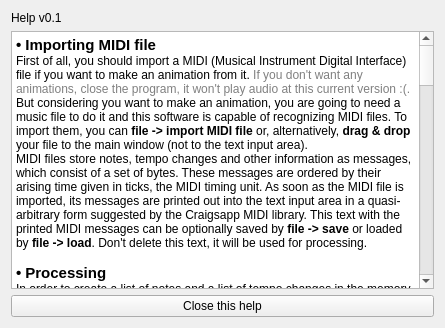
lgmventura/MusicaVisual, file ui/help.ui: the form before one commit.
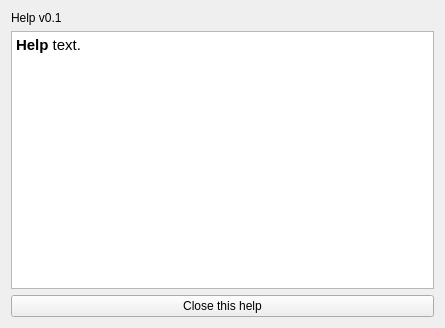
The form after the commit.

Commit message: Help file as a separated file, ui files (tracks and rendering) and their respective classes renamed. resourcelist created to list documentation and language files so these external files can be added into project and found inside the program regardless of being in the working directory (project configuration for Run). Small updates in help text, English version (now in separated file). No guarantee that this help is completely up to date.

```diff
--- a/ui/help.ui
+++ b/ui/help.ui
@@ -30,39 +30,8 @@
       <string>&lt;!DOCTYPE HTML PUBLIC &quot;-//W3C//DTD HTML 4.0//EN&quot; &quot;http://www.w3.org/TR/REC-html40/strict.dtd&quot;&gt;
 &lt;html&gt;&lt;head&gt;&lt;meta name=&quot;qrichtext&quot; content=&quot;1&quot; /&gt;&lt;style type=&quot;text/css&quot;&gt;
 p, li { white-space: pre-wrap; }
-&lt;/style&gt;&lt;/head&gt;&lt;body style=&quot; font-family:'Sans Serif'; font-size:9pt; font-weight:400; font-style:normal;&quot;&gt;
-&lt;p style=&quot; margin-top:0px; margin-bottom:0px; margin-left:0px; margin-right:0px; -qt-block-indent:0; text-indent:0px;&quot;&gt;&lt;span style=&quot; font-size:11pt; font-weight:600;&quot;&gt;• Importing MIDI file&lt;/span&gt;&lt;/p&gt;
-&lt;p style=&quot; margin-top:0px; margin-bottom:0px; margin-left:0px; margin-right:0px; -qt-block-indent:0; text-indent:0px;&quot;&gt;First of all, you should import a MIDI (Musical Instrument Digital Interface) file if you want to make an animation from it. &lt;span style=&quot; color:#808080;&quot;&gt;If you don't want any animations, close the program, it won't play audio at this current version :(.&lt;/span&gt; But considering you want to make an animation, you are going to need a music file to do it and this software is capable of recognizing MIDI files. To import them, you can &lt;span style=&quot; font-weight:600;&quot;&gt;file -&amp;gt; import MIDI&lt;/span&gt; &lt;span style=&quot; font-weight:600;&quot;&gt;file&lt;/span&gt; or, alternatively, &lt;span style=&quot; font-weight:600;&quot;&gt;drag &amp;amp; drop&lt;/span&gt; your file to the main window (not to the text input area).&lt;/p&gt;
-&lt;p style=&quot; margin-top:0px; margin-bottom:0px; margin-left:0px; margin-right:0px; -qt-block-indent:0; text-indent:0px;&quot;&gt;MIDI files store notes, tempo changes and other information as messages, which consist of a set of bytes. These messages are ordered by their arising time given in ticks, the MIDI timing unit. As soon as the MIDI file is imported, its messages are printed out into the text input area in a quasi-arbitrary form suggested by the Craigsapp MIDI library. This text with the printed MIDI messages can be optionally saved by &lt;span style=&quot; font-weight:600;&quot;&gt;file -&amp;gt; save&lt;/span&gt; or loaded by &lt;span style=&quot; font-weight:600;&quot;&gt;file -&amp;gt; load&lt;/span&gt;. Don't delete this text, it will be used for processing.&lt;/p&gt;
-&lt;p style=&quot;-qt-paragraph-type:empty; margin-top:0px; margin-bottom:0px; margin-left:0px; margin-right:0px; -qt-block-indent:0; text-indent:0px;&quot;&gt;&lt;br /&gt;&lt;/p&gt;
-&lt;p style=&quot; margin-top:0px; margin-bottom:0px; margin-left:0px; margin-right:0px; -qt-block-indent:0; text-indent:0px;&quot;&gt;&lt;span style=&quot; font-size:11pt; font-weight:600;&quot;&gt;• Processing&lt;/span&gt;&lt;/p&gt;
-&lt;p style=&quot; margin-top:0px; margin-bottom:0px; margin-left:0px; margin-right:0px; -qt-block-indent:0; text-indent:0px;&quot;&gt;In order to create a list of notes and a list of tempo changes in the memory, you can click &lt;span style=&quot; font-weight:600;&quot;&gt;process&lt;/span&gt;. It takes the text as it currently is. After processed, the data is ready to be interpreted by the animating functions.&lt;/p&gt;
-&lt;p style=&quot;-qt-paragraph-type:empty; margin-top:0px; margin-bottom:0px; margin-left:0px; margin-right:0px; -qt-block-indent:0; text-indent:0px;&quot;&gt;&lt;br /&gt;&lt;/p&gt;
-&lt;p style=&quot; margin-top:0px; margin-bottom:0px; margin-left:0px; margin-right:0px; -qt-block-indent:0; text-indent:0px;&quot;&gt;&lt;span style=&quot; font-size:11pt; font-weight:600;&quot;&gt;• Note Blocks&lt;/span&gt;&lt;/p&gt;
-&lt;p style=&quot; margin-top:0px; margin-bottom:0px; margin-left:0px; margin-right:0px; -qt-block-indent:0; text-indent:0px;&quot;&gt;To see the whole notes in the MIDI file in a single still picture, click &lt;span style=&quot; font-weight:600;&quot;&gt;note blocks&lt;/span&gt;. This is actually not so useful if you can use the &lt;span style=&quot; font-weight:600;&quot;&gt;animation&lt;/span&gt;, which is way more customizable, but can be helpful and quick to deal with some issues.&lt;/p&gt;
-&lt;p style=&quot;-qt-paragraph-type:empty; margin-top:0px; margin-bottom:0px; margin-left:0px; margin-right:0px; -qt-block-indent:0; text-indent:0px;&quot;&gt;&lt;br /&gt;&lt;/p&gt;
-&lt;p style=&quot; margin-top:0px; margin-bottom:0px; margin-left:0px; margin-right:0px; -qt-block-indent:0; text-indent:0px;&quot;&gt;&lt;span style=&quot; font-size:11pt; font-weight:600;&quot;&gt;• Animation&lt;/span&gt;&lt;/p&gt;
-&lt;p style=&quot; margin-top:0px; margin-bottom:0px; margin-left:0px; margin-right:0px; -qt-block-indent:0; text-indent:0px;&quot;&gt;The most expected button can be clicked as soon as the imported MIDI file is processed. Two new windows are open: the &lt;span style=&quot; font-style:italic;&quot;&gt;animation view&lt;/span&gt; and the &lt;span style=&quot; font-style:italic;&quot;&gt;animation controllers&lt;/span&gt;. The first one is your &lt;span style=&quot; font-weight:600;&quot;&gt;visual music&lt;/span&gt;, the animation. The second one is a set of controllers to zoom in/out, go backward/forward, to play and to record videos. If you wish to &lt;span style=&quot; font-weight:600;&quot;&gt;record a video&lt;/span&gt;, a valid file name has to be set on the video output input on the main window before you open the animation. If it is already open, you have to close it and re-open. At this version, you shall manually type .avi at the end of the file name. Some other extensions should also work, according to FFMPEG. After opening the animation windows with a video output file name, you can go and back, play and zoom like you want. When you press the button &lt;span style=&quot; font-weight:600;&quot;&gt;video rec&lt;/span&gt;, &lt;span style=&quot; font-weight:600; font-style:italic;&quot;&gt;every rendered frame&lt;/span&gt; will be written to the video, even if you are going back and forth. So the most reasonable would be just hitting play &amp;quot;&amp;gt;&amp;quot; after pressing video rec.&lt;/p&gt;
-&lt;p style=&quot;-qt-paragraph-type:empty; margin-top:0px; margin-bottom:0px; margin-left:0px; margin-right:0px; -qt-block-indent:0; text-indent:0px;&quot;&gt;&lt;br /&gt;&lt;/p&gt;
-&lt;p style=&quot; margin-top:0px; margin-bottom:0px; margin-left:0px; margin-right:0px; -qt-block-indent:0; text-indent:0px;&quot;&gt;&lt;span style=&quot; font-size:11pt; font-weight:600;&quot;&gt;• Resolution and frames per second&lt;/span&gt;&lt;/p&gt;
-&lt;p style=&quot; margin-top:0px; margin-bottom:0px; margin-left:0px; margin-right:0px; -qt-block-indent:0; text-indent:0px;&quot;&gt;You can choose the rendering resolution and fps of your animation, what will also be the size and fps of the output video. After an adjustment, you have to close and re-open the animation windows.&lt;/p&gt;
-&lt;p style=&quot;-qt-paragraph-type:empty; margin-top:0px; margin-bottom:0px; margin-left:0px; margin-right:0px; -qt-block-indent:0; text-indent:0px;&quot;&gt;&lt;br /&gt;&lt;/p&gt;
-&lt;p style=&quot; margin-top:0px; margin-bottom:0px; margin-left:0px; margin-right:0px; -qt-block-indent:0; text-indent:0px;&quot;&gt;&lt;span style=&quot; font-size:11pt; font-weight:600;&quot;&gt;• Tracks properties&lt;/span&gt;&lt;/p&gt;
-&lt;p style=&quot; margin-top:0px; margin-bottom:0px; margin-left:0px; margin-right:0px; -qt-block-indent:0; text-indent:0px;&quot;&gt;MIDI Tracks: MIDI files can be either type 0 or type 1 or type 2. Almost all of them are either type 1 or type 2 nowadays. The type 0 files retain all information merged into a single track while the type 1 and 2 files can have separated tracks. In type 2 files, the tracks are independent from each other, what is actually not relevant here. This version of the software is able to deal well with type 1 and 2 MIDI files. Usually each track is an instrument or, in case of piano, for instance, there can be one track for the right hand and another for the left hand. Actually the tracks can be set up at will when writting music to MIDI files. A MIDI file can contain up to 128 tracks (= 2^7) but just 16 (= 2^4) channels. Each track can represent a different instrument, but in order to play the music with a synthesizer or to communicate with other MIDI devices, the unique dividers are the channels, waht means that you can have an output of just 16. This software could operate with all the possible tracks, since it does not depend on the channels, but at this version, it only takes the 16 first tracks. So if you want to make animations with more than 16 different tracks, I suggest you to render separated videos and merge then later, using Blender, for example.&lt;/p&gt;
-&lt;p style=&quot;-qt-paragraph-type:empty; margin-top:0px; margin-bottom:0px; margin-left:0px; margin-right:0px; -qt-block-indent:0; text-indent:0px;&quot;&gt;&lt;br /&gt;&lt;/p&gt;
-&lt;p style=&quot; margin-top:0px; margin-bottom:0px; margin-left:0px; margin-right:0px; -qt-block-indent:0; text-indent:0px;&quot;&gt;Tracks properties: if you go &lt;span style=&quot; font-weight:600;&quot;&gt;edit -&amp;gt; tracks&lt;/span&gt;, a dock widget (dockable window) will pop up. There you can change track colors, color schemes shapes, connections and blur. New visual and animations options shall be developed in the following versions, but untill now, these are the available features. Blur is only effective if the tracks are set to be separately rendered (&lt;span style=&quot; font-style:italic;&quot;&gt;see render properties&lt;/span&gt;).&lt;/p&gt;
-&lt;p style=&quot;-qt-paragraph-type:empty; margin-top:0px; margin-bottom:0px; margin-left:0px; margin-right:0px; -qt-block-indent:0; text-indent:0px;&quot;&gt;&lt;br /&gt;&lt;/p&gt;
-&lt;p style=&quot; margin-top:0px; margin-bottom:0px; margin-left:0px; margin-right:0px; -qt-block-indent:0; text-indent:0px;&quot;&gt;&lt;span style=&quot; font-size:11pt; font-weight:600;&quot;&gt;• Render properties&lt;/span&gt;&lt;/p&gt;
-&lt;p style=&quot; margin-top:0px; margin-bottom:0px; margin-left:0px; margin-right:0px; -qt-block-indent:0; text-indent:0px;&quot;&gt;There is a bunch of features to deal with rendering.&lt;/p&gt;
-&lt;p style=&quot; margin-top:0px; margin-bottom:0px; margin-left:0px; margin-right:0px; -qt-block-indent:0; text-indent:0px;&quot;&gt;- In the tab &lt;span style=&quot; font-weight:600;&quot;&gt;vertical range&lt;/span&gt;, you can adjust the vertical positon of the notes as you like. The default is vertically centered with a space both on the top and on the bottom. If you set vertical range to 50, this space is 0. For values greater than 50, notes are cut out.&lt;/p&gt;
-&lt;p style=&quot; margin-top:0px; margin-bottom:0px; margin-left:0px; margin-right:0px; -qt-block-indent:0; text-indent:0px;&quot;&gt;- In the tab &lt;span style=&quot; font-weight:600;&quot;&gt;lines&lt;/span&gt;, there are options to draw a vertical central line and vertical lines for rythmic measure.&lt;/p&gt;
-&lt;p style=&quot; margin-top:0px; margin-bottom:0px; margin-left:0px; margin-right:0px; -qt-block-indent:0; text-indent:0px;&quot;&gt;- In the tab &lt;span style=&quot; font-weight:600;&quot;&gt;tracks rendering&lt;/span&gt;, you can choose to render tracks separately (much slower according to the tracks count, but it allows the use of blur and the tracks get a transparency effect, not overlapping each other), to render playing notes separately (a little slower, allows the playing notes blurring) and to render moving notes separately, what is analogous to the previous one, but for moving notes like circles with moving notes (selectable on tracks properties).&lt;/p&gt;
-&lt;p style=&quot; margin-top:0px; margin-bottom:0px; margin-left:0px; margin-right:0px; -qt-block-indent:0; text-indent:0px;&quot;&gt;- In the tab &lt;span style=&quot; font-weight:600;&quot;&gt;time&lt;/span&gt;, you can add some blank space before and after the entire music. For this to work, you have to close and re-open the animation windows.&lt;/p&gt;
-&lt;p style=&quot; margin-top:0px; margin-bottom:0px; margin-left:0px; margin-right:0px; -qt-block-indent:0; text-indent:0px;&quot;&gt;- In the tab &lt;span style=&quot; font-weight:600;&quot;&gt;video codec&lt;/span&gt;, you can choose the 4 characters codec code for the FFMPEG video renderer. See the FFMPEG help about that for more information.&lt;/p&gt;
-&lt;p style=&quot; margin-top:0px; margin-bottom:0px; margin-left:0px; margin-right:0px; -qt-block-indent:0; text-indent:0px;&quot;&gt;That's all till now, hope you enjoy!&lt;/p&gt;
-&lt;p style=&quot;-qt-paragraph-type:empty; margin-top:0px; margin-bottom:0px; margin-left:0px; margin-right:0px; -qt-block-indent:0; text-indent:0px;&quot;&gt;&lt;br /&gt;&lt;/p&gt;
-&lt;p style=&quot; margin-top:0px; margin-bottom:0px; margin-left:0px; margin-right:0px; -qt-block-indent:0; text-indent:0px;&quot;&gt;&lt;span style=&quot; font-size:11pt; font-weight:600;&quot;&gt;• Save/Load settings&lt;/span&gt;&lt;/p&gt;
-&lt;p style=&quot; margin-top:0px; margin-bottom:0px; margin-left:0px; margin-right:0px; -qt-block-indent:0; text-indent:0px;&quot;&gt;If you want to save the current tracks and rendering set up, you can save them to a .dat file and load them again. &lt;span style=&quot; font-weight:600;&quot;&gt;Edit -&amp;gt; save settings&lt;/span&gt; to save or &lt;span style=&quot; font-weight:600;&quot;&gt;edit -&amp;gt; load settings&lt;/span&gt; to load.&lt;/p&gt;&lt;/body&gt;&lt;/html&gt;</string>
+&lt;/style&gt;&lt;/head&gt;&lt;body style=&quot; font-family:'FreeSans'; font-size:11pt; font-weight:400; font-style:normal;&quot;&gt;
+&lt;p style=&quot; margin-top:0px; margin-bottom:0px; margin-left:0px; margin-right:0px; -qt-block-indent:0; text-indent:0px;&quot;&gt;&lt;span style=&quot; font-weight:600;&quot;&gt;Help&lt;/span&gt; text.&lt;/p&gt;&lt;/body&gt;&lt;/html&gt;</string>
      </property>
     </widget>
    </item>
```
Left out of the diff: 6 changed lines with no effect on the pictures. The commit also changes 15 other files.
